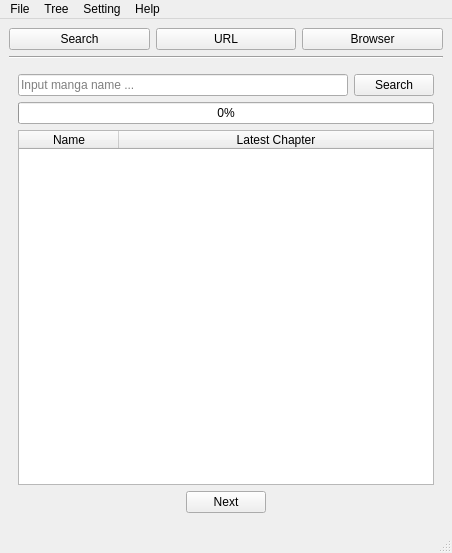
Old version of the form dialogs/main.ui in the repository m-haisham/MangaK-UI.
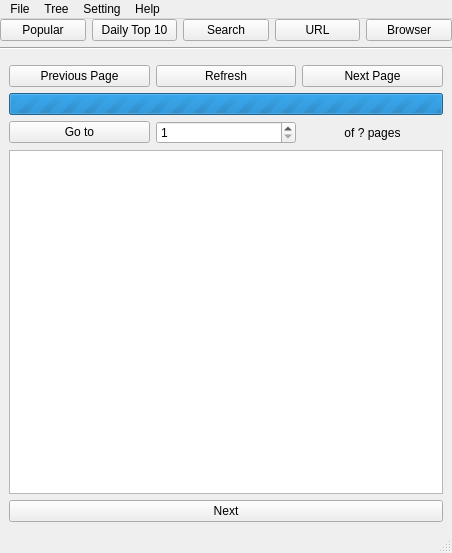
New version of the form. The open tabs and pages were chosen to show the change.

Commit message: Implemented 2 extra pages [popular and top10] Adjusted some values and tweaked the ui for a better experience

```diff
--- a/dialogs/main.ui
+++ b/dialogs/main.ui
@@ -15,6 +15,18 @@
   </property>
   <widget class="QWidget" name="centralwidget">
    <layout class="QGridLayout" name="gridLayout">
+    <property name="leftMargin">
+     <number>0</number>
+    </property>
+    <property name="topMargin">
+     <number>0</number>
+    </property>
+    <property name="rightMargin">
+     <number>0</number>
+    </property>
+    <property name="bottomMargin">
+     <number>0</number>
+    </property>
     <item row="0" column="0">
      <layout class="QVBoxLayout" name="mainvertical">
       <item>
@@ -22,6 +34,20 @@
         <property name="sizeConstraint">
          <enum>QLayout::SetDefaultConstraint</enum>
         </property>
+        <item>
+         <widget class="QPushButton" name="hotNavButton">
+          <property name="text">
+           <string>Popular</string>
+          </property>
+         </widget>
+        </item>
+        <item>
+         <widget class="QPushButton" name="top10NavButton">
+          <property name="text">
+           <string>Daily Top 10</string>
+          </property>
+         </widget>
+        </item>
         <item>
          <widget class="QPushButton" name="searchNavButton">
           <property name="text">
@@ -715,6 +741,167 @@
           </item>
          </layout>
         </widget>
+        <widget class="QWidget" name="Popular">
+         <layout class="QGridLayout" name="gridLayout_10">
+          <item row="0" column="0">
+           <widget class="QWidget" name="widget_5" native="true">
+            <layout class="QGridLayout" name="gridLayout_11">
+             <property name="leftMargin">
+              <number>0</number>
+             </property>
+             <property name="topMargin">
+              <number>0</number>
+             </property>
+             <property name="rightMargin">
+              <number>0</number>
+             </property>
+             <property name="bottomMargin">
+              <number>0</number>
+             </property>
+             <item row="0" column="0">
+              <layout class="QVBoxLayout" name="verticalLayout_5">
+               <item>
+                <layout class="QHBoxLayout" name="horizontalLayout_3">
+                 <item>
+                  <widget class="QPushButton" name="previousPopularButton">
+                   <property name="text">
+                    <string>Previous Page</string>
+                   </property>
+                  </widget>
+                 </item>
+                 <item>
+                  <widget class="QPushButton" name="refreshPopularButton">
+                   <property name="text">
+                    <string>Refresh</string>
+                   </property>
+                  </widget>
+                 </item>
+                 <item>
+                  <widget class="QPushButton" name="nextPopularButton">
+                   <property name="text">
+                    <string>Next Page</string>
+                   </property>
+                  </widget>
+                 </item>
+                </layout>
+               </item>
+               <item>
+                <widget class="QProgressBar" name="popularProgressBar">
+                 <property name="minimum">
+                  <number>0</number>
+                 </property>
+                 <property name="maximum">
+                  <number>0</number>
+                 </property>
+                 <property name="value">
+                  <number>-1</number>
+                 </property>
+                 <property name="alignment">
+                  <set>Qt::AlignCenter</set>
+                 </property>
+                </widget>
+               </item>
+               <item>
+                <layout class="QHBoxLayout" name="horizontalLayout_5">
+                 <item>
+                  <widget class="QPushButton" name="selectPopularPageButton">
+                   <property name="text">
+                    <string>Go to</string>
+                   </property>
+                  </widget>
+                 </item>
+                 <item>
+                  <widget class="QSpinBox" name="selectPopularPageSpinBox">
+                   <property name="minimum">
+                    <number>1</number>
+                   </property>
+                   <property name="maximum">
+                    <number>99999</number>
+                   </property>
+                  </widget>
+                 </item>
+                 <item>
+                  <widget class="QLabel" name="pagePopularLabel">
+                   <property name="text">
+                    <string>of ? pages</string>
+                   </property>
+                   <property name="alignment">
+                    <set>Qt::AlignCenter</set>
+                   </property>
+                  </widget>
+                 </item>
+                </layout>
+               </item>
+               <item>
+                <widget class="QListWidget" name="popularTableWidget">
+                 <property name="viewMode">
+                  <enum>QListView::ListMode</enum>
+                 </property>
+                </widget>
+               </item>
+               <item>
+                <widget class="QPushButton" name="proceedPopularButton">
+                 <property name="text">
+                  <string>Next</string>
+                 </property>
+                </widget>
+               </item>
+              </layout>
+             </item>
+            </layout>
+           </widget>
+          </item>
+         </layout>
+        </widget>
+        <widget class="QWidget" name="Top10">
+         <layout class="QGridLayout" name="gridLayout_12">
+          <item row="0" column="0">
+           <layout class="QVBoxLayout" name="verticalLayout_6">
+            <item>
+             <widget class="QLabel" name="label">
+              <property name="font">
+               <font>
+                <pointsize>10</pointsize>
+                <weight>75</weight>
+                <bold>true</bold>
+               </font>
+              </property>
+              <property name="text">
+               <string>Top 10</string>
+              </property>
+              <property name="alignment">
+               <set>Qt::AlignCenter</set>
+              </property>
+              <property name="wordWrap">
+               <bool>true</bool>
+              </property>
+             </widget>
+            </item>
+            <item>
+             <widget class="QListWidget" name="top10ListWidget"/>
+            </item>
+            <item>
+             <layout class="QHBoxLayout" name="horizontalLayout_4">
+              <item>
+               <widget class="QPushButton" name="refreshTopButton">
+                <property name="text">
+                 <string>Refresh</string>
+                </property>
+               </widget>
+              </item>
+              <item>
+               <widget class="QPushButton" name="nextTopButton">
+                <property name="text">
+                 <string>Next</string>
+                </property>
+               </widget>
+              </item>
+             </layout>
+            </item>
+           </layout>
+          </item>
+         </layout>
+        </widget>
        </widget>
       </item>
      </layout>
```
Left out of the diff: 62 changed lines with no effect on the pictures. The commit also changes 35 other files.
